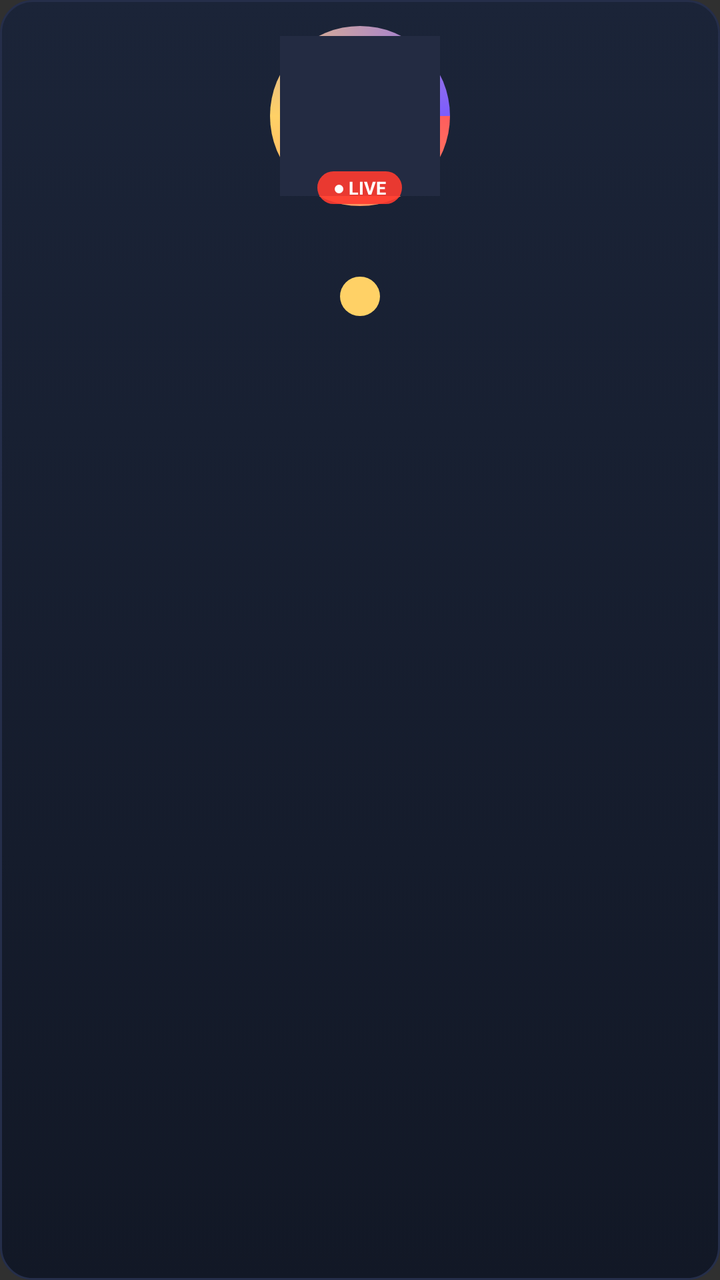
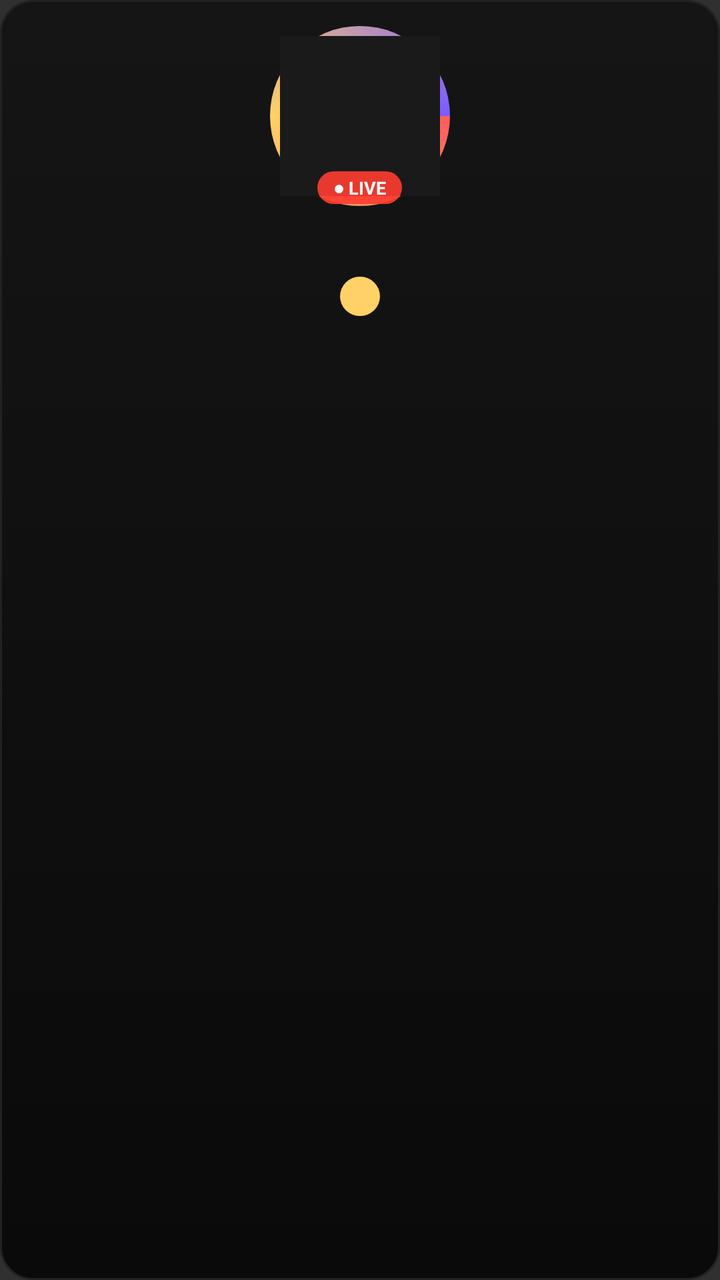

The first picture is an Android layout as it rendered before a commit; the second is the same layout after the commit. The layout source and the unified diff follow.
<!-- AndroidManifest.xml: application theme Theme.AppCompat.NoActionBar -->
<!-- res/layout/item_live_room.xml -->
<?xml version="1.0" encoding="utf-8"?>
<LinearLayout xmlns:android="http://schemas.android.com/apk/res/android"
    android:layout_width="match_parent"
    android:layout_height="wrap_content"
    android:orientation="vertical"
    android:gravity="center_horizontal"
    android:padding="12dp"
    android:layout_margin="6dp"
    android:background="@drawable/card_live_bg"
    android:focusable="true"
    android:clickable="true">

    <FrameLayout
        android:layout_width="92dp"
        android:layout_height="92dp">

        <View
            android:layout_width="92dp"
            android:layout_height="92dp"
            android:background="@drawable/avatar_ring" />

        <ImageView
            android:id="@+id/avatar"
            android:layout_width="80dp"
            android:layout_height="80dp"
            android:layout_gravity="center"
            android:scaleType="centerCrop"
            android:background="#232B42"
            android:contentDescription="@string/app_name" />

        <TextView
            android:layout_width="wrap_content"
            android:layout_height="wrap_content"
            android:layout_gravity="bottom|center_horizontal"
            android:layout_marginBottom="2dp"
            android:text="● LIVE"
            android:textColor="#FFFFFF"
            android:background="@drawable/badge_live"
            android:paddingLeft="8dp"
            android:paddingRight="8dp"
            android:paddingTop="2dp"
            android:paddingBottom="2dp"
            android:textSize="9sp"
            android:textStyle="bold" />
    </FrameLayout>

    <TextView
        android:id="@+id/blvName"
        android:layout_width="match_parent"
        android:layout_height="wrap_content"
        android:layout_marginTop="10dp"
        android:gravity="center"
        android:textColor="#FFFFFF"
        android:textSize="15sp"
        android:textStyle="bold"
        android:ellipsize="end"
        android:maxLines="1" />

    <TextView
        android:id="@+id/viewers"
        android:layout_width="wrap_content"
        android:layout_height="wrap_content"
        android:layout_marginTop="4dp"
        android:gravity="center"
        android:textColor="#0B0F19"
        android:background="@drawable/pill_viewers"
        android:paddingLeft="10dp"
        android:paddingRight="10dp"
        android:paddingTop="3dp"
        android:paddingBottom="3dp"
        android:textSize="10sp"
        android:textStyle="bold" />

    <TextView
        android:id="@+id/matchTitle"
        android:layout_width="match_parent"
        android:layout_height="wrap_content"
        android:layout_marginTop="8dp"
        android:gravity="center"
        android:textColor="#D7DEED"
        android:textSize="12sp"
        android:ellipsize="end"
        android:maxLines="2" />

    <TextView
        android:id="@+id/league"
        android:layout_width="match_parent"
        android:layout_height="wrap_content"
        android:layout_marginTop="3dp"
        android:gravity="center"
        android:textColor="#4CC9F0"
        android:textSize="10sp"
        android:textStyle="bold"
        android:ellipsize="end"
        android:maxLines="1" />
</LinearLayout>
<!-- resources referenced by this layout -->
<resources>
  <!-- drawable avatar_ring (drawable) -->
  <?xml version="1.0" encoding="utf-8"?>
  <shape xmlns:android="http://schemas.android.com/apk/res/android" android:shape="oval">
      <gradient android:type="sweep" android:startColor="#FF5D5D" android:centerColor="#FFD166" android:endColor="#7C5CFF" />
      <stroke android:width="2dp" android:color="#00000000" />
  </shape>
  <!-- drawable badge_live (drawable) -->
  <?xml version="1.0" encoding="utf-8"?>
  <shape xmlns:android="http://schemas.android.com/apk/res/android" android:shape="rectangle">
      <solid android:color="#E6FF3B30" />
      <corners android:radius="9dp" />
  </shape>
  <!-- drawable card_live_bg (drawable) -->
  <?xml version="1.0" encoding="utf-8"?>
  <selector xmlns:android="http://schemas.android.com/apk/res/android">
      <item android:state_focused="true">
          <shape>
              <gradient android:angle="270" android:startColor="#2E3A5C" android:endColor="#1A2238" />
              <corners android:radius="16dp" />
              <stroke android:width="2dp" android:color="#FFD166" />
          </shape>
      </item>
      <item android:state_pressed="true">
          <shape>
              <solid android:color="#2E3A5C" />
              <corners android:radius="16dp" />
              <stroke android:width="2dp" android:color="#FF9F1C" />
          </shape>
      </item>
      <item>
          <shape>
              <gradient android:angle="270" android:startColor="#1B2438" android:endColor="#121826" />
              <corners android:radius="16dp" />
              <stroke android:width="1dp" android:color="#252E4A" />
          </shape>
      </item>
  </selector>
  <!-- drawable pill_viewers (drawable) -->
  <?xml version="1.0" encoding="utf-8"?>
  <shape xmlns:android="http://schemas.android.com/apk/res/android" android:shape="rectangle">
      <solid android:color="#FFD166" />
      <corners android:radius="11dp" />
  </shape>
  <string name="app_name">KênhLive</string>
</resources>

<!-- the commit's change to res/layout/item_live_room.xml (unified diff, before → after) -->
@@ -25,7 +25,7 @@
             android:layout_height="80dp"
             android:layout_gravity="center"
             android:scaleType="centerCrop"
-            android:background="#232B42"
+            android:background="#1A1A1A"
             android:contentDescription="@string/app_name" />
 
         <TextView
@@ -62,7 +62,7 @@
         android:layout_height="wrap_content"
         android:layout_marginTop="4dp"
         android:gravity="center"
-        android:textColor="#0B0F19"
+        android:textColor="#000000"
         android:background="@drawable/pill_viewers"
         android:paddingLeft="10dp"
         android:paddingRight="10dp"
<!-- resource entries referenced after the edit -->
@@ -17,23 +17,23 @@
   <selector xmlns:android="http://schemas.android.com/apk/res/android">
       <item android:state_focused="true">
           <shape>
-              <gradient android:angle="270" android:startColor="#2E3A5C" android:endColor="#1A2238" />
+              <gradient android:angle="270" android:startColor="#1E1E1E" android:endColor="#151515" />
               <corners android:radius="16dp" />
               <stroke android:width="2dp" android:color="#FFD166" />
           </shape>
       </item>
       <item android:state_pressed="true">
           <shape>
-              <solid android:color="#2E3A5C" />
+              <solid android:color="#1E1E1E" />
               <corners android:radius="16dp" />
               <stroke android:width="2dp" android:color="#FF9F1C" />
           </shape>
       </item>
       <item>
           <shape>
-              <gradient android:angle="270" android:startColor="#1B2438" android:endColor="#121826" />
+              <gradient android:angle="270" android:startColor="#151515" android:endColor="#0A0A0A" />
               <corners android:radius="16dp" />
-              <stroke android:width="1dp" android:color="#252E4A" />
+              <stroke android:width="1dp" android:color="#222222" />
           </shape>
       </item>
   </selector>
